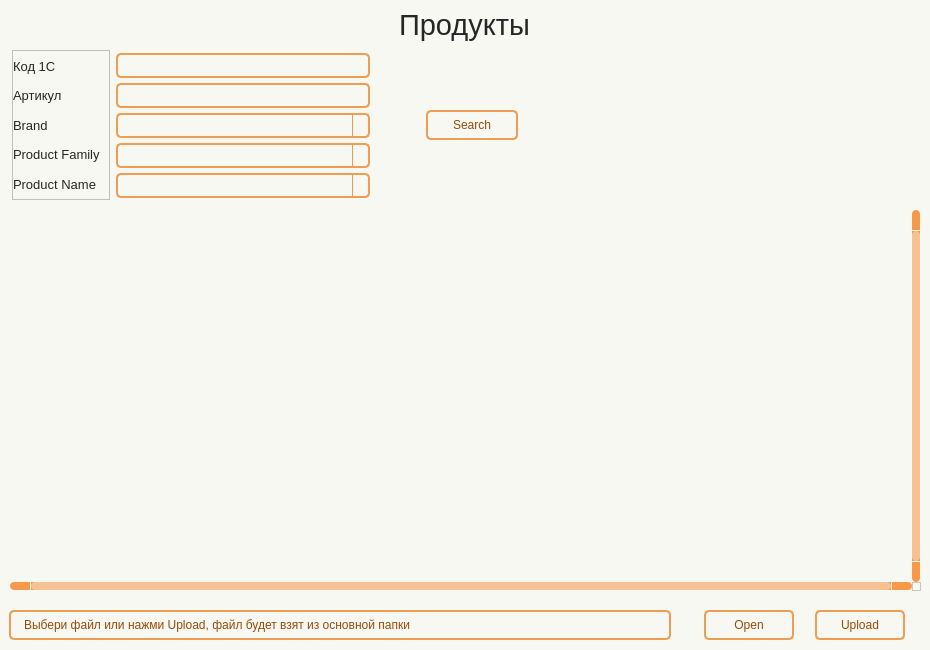
Old version of the form wind/pages/products.ui in the repository Masik84/Daily_Report_QT.
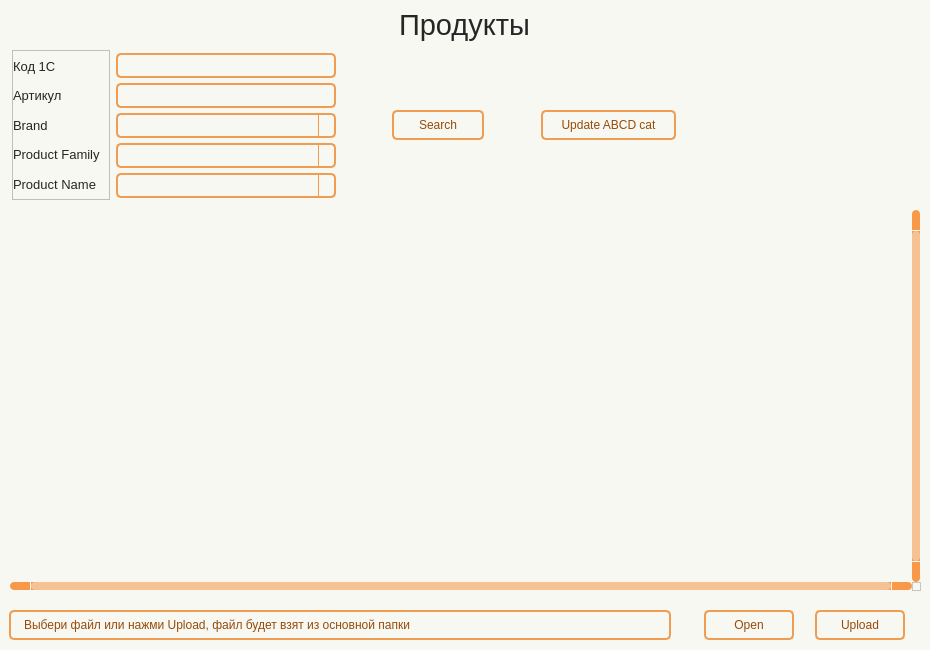
New version of the form. Icons and pictures are not drawn.

Diff of the .ui file:
```diff
--- a/wind/pages/products.ui
+++ b/wind/pages/products.ui
@@ -629,6 +629,68 @@
            </property>
           </spacer>
          </item>
+         <item>
+          <widget class="QFrame" name="frame_6">
+           <property name="minimumSize">
+            <size>
+             <width>137</width>
+             <height>0</height>
+            </size>
+           </property>
+           <property name="maximumSize">
+            <size>
+             <width>93</width>
+             <height>16777215</height>
+            </size>
+           </property>
+           <property name="frameShape">
+            <enum>QFrame::Shape::NoFrame</enum>
+           </property>
+           <property name="frameShadow">
+            <enum>QFrame::Shadow::Plain</enum>
+           </property>
+           <layout class="QVBoxLayout" name="verticalLayout_6">
+            <property name="spacing">
+             <number>0</number>
+            </property>
+            <property name="leftMargin">
+             <number>0</number>
+            </property>
+            <property name="topMargin">
+             <number>0</number>
+            </property>
+            <property name="rightMargin">
+             <number>0</number>
+            </property>
+            <property name="bottomMargin">
+             <number>0</number>
+            </property>
+            <item>
+             <widget class="QPushButton" name="btn_upd_ABCD">
+              <property name="minimumSize">
+               <size>
+                <width>135</width>
+                <height>30</height>
+               </size>
+              </property>
+              <property name="maximumSize">
+               <size>
+                <width>92</width>
+                <height>16777215</height>
+               </size>
+              </property>
+              <property name="text">
+               <string>Update ABCD cat</string>
+              </property>
+              <property name="icon">
+               <iconset resource="../resource.qrc">
+                <normaloff>:/icon/icon/search — копия — копия.svg</normaloff>:/icon/icon/search — копия — копия.svg</iconset>
+              </property>
+             </widget>
+            </item>
+           </layout>
+          </widget>
+         </item>
          <item>
           <spacer name="horizontalSpacer_3">
            <property name="orientation">
```
